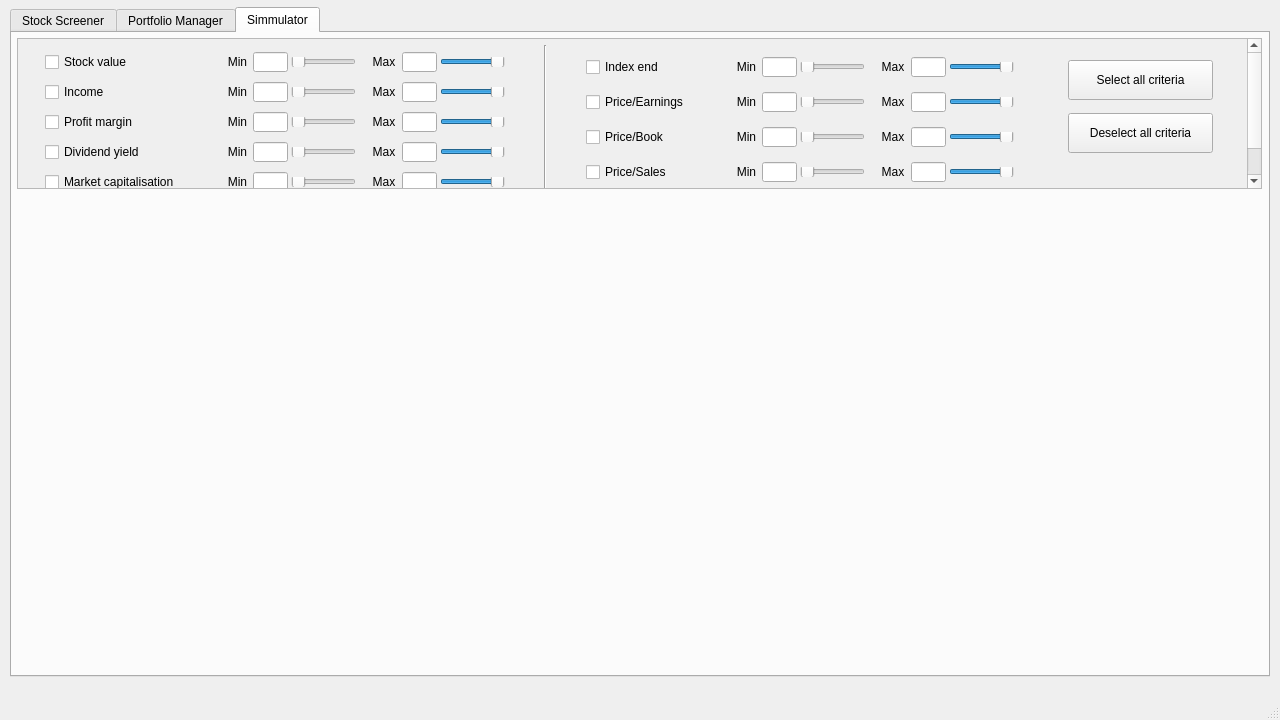
Qt form QT/market-analysis_qt/mainwindow.ui (Gendostie/market-analysis) before a commit.
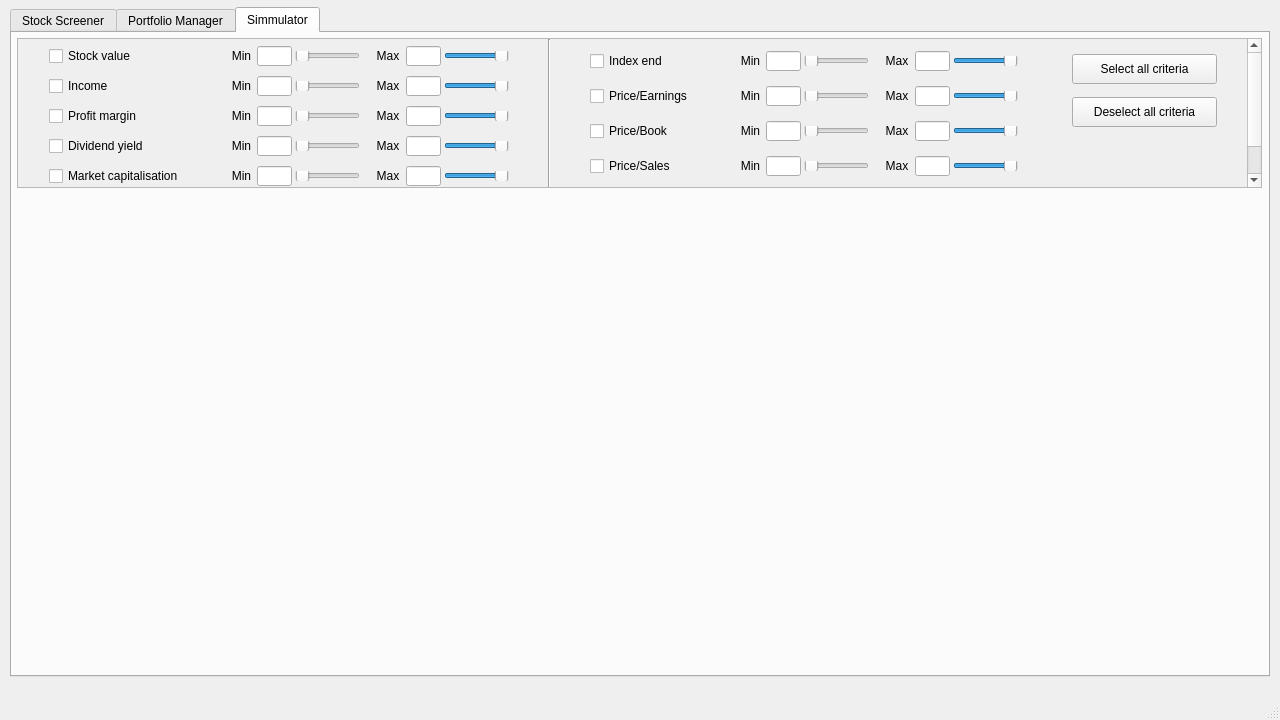
The same form after that commit. The open tabs and pages were chosen to show the change.

Commit message: -Switch application qt C++ to Python with PyQt4 -Replace file h and c++ to mainwindows_adjusted.py -create file bat for update mainwindow.py when modify mainwindow.ui

```diff
--- a/QT/market-analysis_qt/mainwindow.ui
+++ b/QT/market-analysis_qt/mainwindow.ui
@@ -2763,9 +2763,21 @@
         <x>5</x>
         <y>5</y>
         <width>1245</width>
-        <height>151</height>
+        <height>150</height>
        </rect>
       </property>
+      <property name="minimumSize">
+       <size>
+        <width>1245</width>
+        <height>150</height>
+       </size>
+      </property>
+      <property name="maximumSize">
+       <size>
+        <width>1245</width>
+        <height>150</height>
+       </size>
+      </property>
       <property name="frameShape">
        <enum>QFrame::StyledPanel</enum>
       </property>
@@ -2781,9 +2793,6 @@
       <property name="horizontalScrollBarPolicy">
        <enum>Qt::ScrollBarAlwaysOff</enum>
       </property>
-      <property name="sizeAdjustPolicy">
-       <enum>QAbstractScrollArea::AdjustToContents</enum>
-      </property>
       <property name="widgetResizable">
        <bool>false</bool>
       </property>
@@ -2799,8 +2808,8 @@
        <widget class="QWidget" name="horizontalLayoutWidget_2">
         <property name="geometry">
          <rect>
-          <x>-4</x>
-          <y>6</y>
+          <x>0</x>
+          <y>0</y>
           <width>1231</width>
           <height>186</height>
          </rect>
@@ -5186,13 +5195,13 @@
              <property name="minimumSize">
               <size>
                <width>145</width>
-               <height>40</height>
+               <height>30</height>
               </size>
              </property>
              <property name="maximumSize">
               <size>
                <width>145</width>
-               <height>40</height>
+               <height>30</height>
               </size>
              </property>
              <property name="text">
@@ -5221,13 +5230,13 @@
              <property name="minimumSize">
               <size>
                <width>145</width>
-               <height>40</height>
+               <height>30</height>
               </size>
              </property>
              <property name="maximumSize">
               <size>
                <width>145</width>
-               <height>40</height>
+               <height>30</height>
               </size>
              </property>
              <property name="text">
```
Left out of the diff: 21 changed lines with no effect on the pictures. The commit also changes 7 other files.
